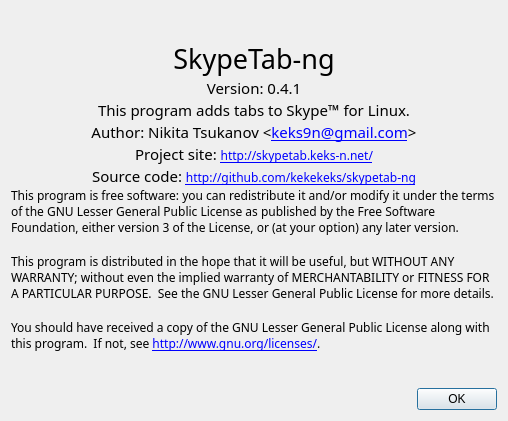
First picture: the form in aboutdialog.ui, repository kekekeks/skypetab-ng, before the edit.
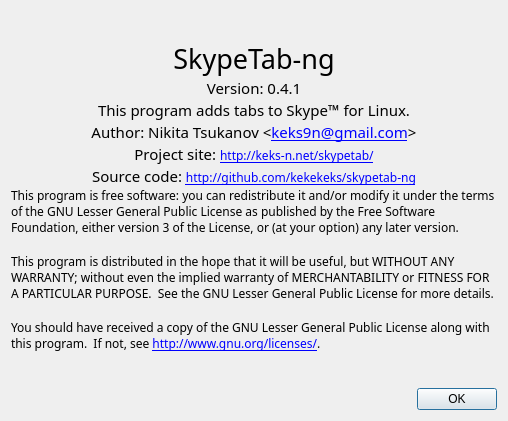
Second picture: the form after the edit.

Commit message: Updated about dialog

Diff of the .ui file:
```diff
--- a/aboutdialog.ui
+++ b/aboutdialog.ui
@@ -30,7 +30,7 @@
 &lt;p align=&quot;center&quot; style=&quot; margin-top:0px; margin-bottom:0px; margin-left:0px; margin-right:0px; -qt-block-indent:0; text-indent:0px;&quot;&gt;&lt;span style=&quot; font-family:'Sans';&quot;&gt;Version: 0.4.1&lt;/span&gt;&lt;/p&gt;
 &lt;p align=&quot;center&quot; style=&quot; margin-top:0px; margin-bottom:0px; margin-left:0px; margin-right:0px; -qt-block-indent:0; text-indent:0px;&quot;&gt;&lt;span style=&quot; font-family:'Sans';&quot;&gt;This program adds tabs to Skype™ for Linux.&lt;/span&gt;&lt;/p&gt;
 &lt;p align=&quot;center&quot; style=&quot; margin-top:0px; margin-bottom:0px; margin-left:0px; margin-right:0px; -qt-block-indent:0; text-indent:0px;&quot;&gt;&lt;span style=&quot; font-family:'Sans';&quot;&gt;Author: Nikita Tsukanov &amp;lt;&lt;/span&gt;&lt;a href=&quot;mailto:keks9n@gmail.com&quot;&gt;&lt;span style=&quot; font-family:'Sans'; text-decoration: underline; color:#0000ff;&quot;&gt;keks9n@gmail.com&lt;/span&gt;&lt;/a&gt;&lt;span style=&quot; font-family:'Sans';&quot;&gt;&amp;gt;&lt;/span&gt;&lt;/p&gt;
-&lt;p align=&quot;center&quot; style=&quot; margin-top:0px; margin-bottom:0px; margin-left:0px; margin-right:0px; -qt-block-indent:0; text-indent:0px;&quot;&gt;&lt;span style=&quot; font-family:'Sans';&quot;&gt;Project site: &lt;/span&gt;&lt;a href=&quot;http://skypetab.keks-n.net/&quot;&gt;&lt;span style=&quot; font-family:'Sans Serif'; font-size:9pt; text-decoration: underline; color:#0000ff;&quot;&gt;http://skypetab.keks-n.net/&lt;/span&gt;&lt;/a&gt;&lt;/p&gt;
+&lt;p align=&quot;center&quot; style=&quot; margin-top:0px; margin-bottom:0px; margin-left:0px; margin-right:0px; -qt-block-indent:0; text-indent:0px;&quot;&gt;&lt;span style=&quot; font-family:'Sans';&quot;&gt;Project site: &lt;/span&gt;&lt;a href=&quot;http://keks-n.net/skypetab/&quot;&gt;&lt;span style=&quot; font-family:'Sans Serif'; font-size:9pt; text-decoration: underline; color:#0000ff;&quot;&gt;http://keks-n.net/skypetab/&lt;/span&gt;&lt;/a&gt;&lt;/p&gt;
 &lt;p align=&quot;center&quot; style=&quot; margin-top:0px; margin-bottom:0px; margin-left:0px; margin-right:0px; -qt-block-indent:0; text-indent:0px;&quot;&gt;&lt;span style=&quot; font-family:'Sans';&quot;&gt;Source code: &lt;/span&gt;&lt;a href=&quot;http://github.com/kekekeks/skypetab-ng&quot;&gt;&lt;span style=&quot; font-family:'Sans Serif'; font-size:9pt; text-decoration: underline; color:#0000ff;&quot;&gt;http://github.com/kekekeks/skypetab-ng&lt;/span&gt;&lt;/a&gt;&lt;/p&gt;
 &lt;p style=&quot; margin-top:0px; margin-bottom:0px; margin-left:0px; margin-right:0px; -qt-block-indent:0; text-indent:0px;&quot;&gt;&lt;span style=&quot; font-family:'Sans Serif'; font-size:9pt;&quot;&gt;This program is free software: you can redistribute it and/or modify it under the terms of the GNU Lesser General Public License as published by the Free Software Foundation, either version 3 of the License, or (at your option) any later version.&lt;/span&gt;&lt;/p&gt;
 &lt;p style=&quot;-qt-paragraph-type:empty; margin-top:0px; margin-bottom:0px; margin-left:0px; margin-right:0px; -qt-block-indent:0; text-indent:0px; font-family:'Sans Serif'; font-size:9pt;&quot;&gt;&lt;/p&gt;
```
